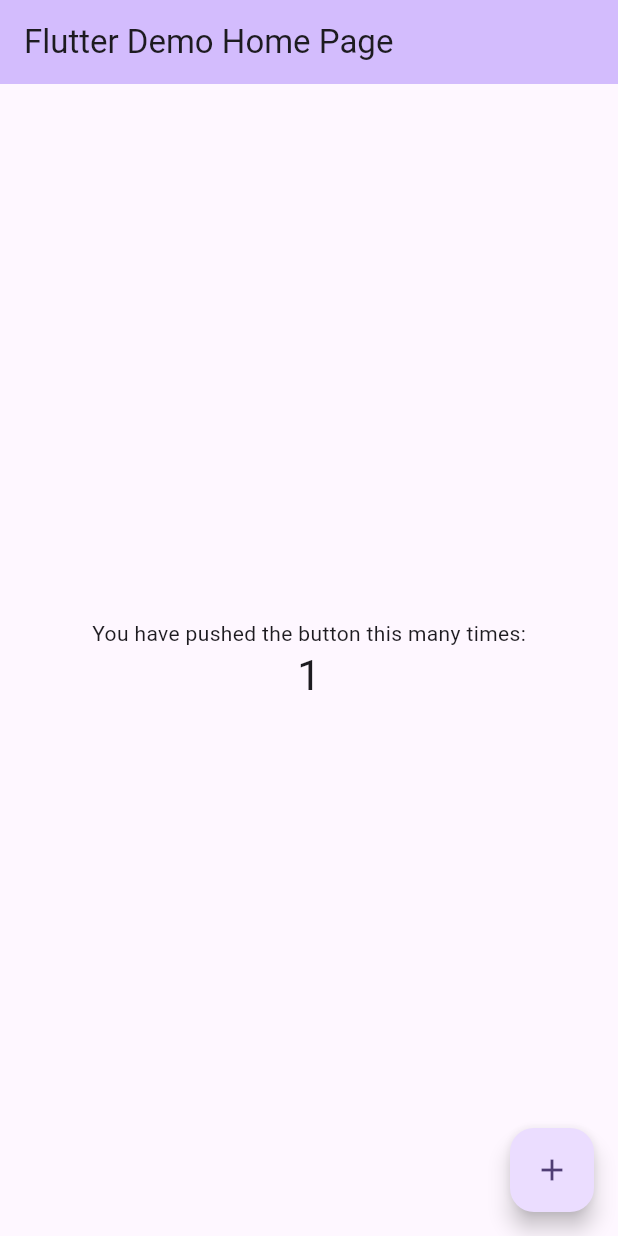
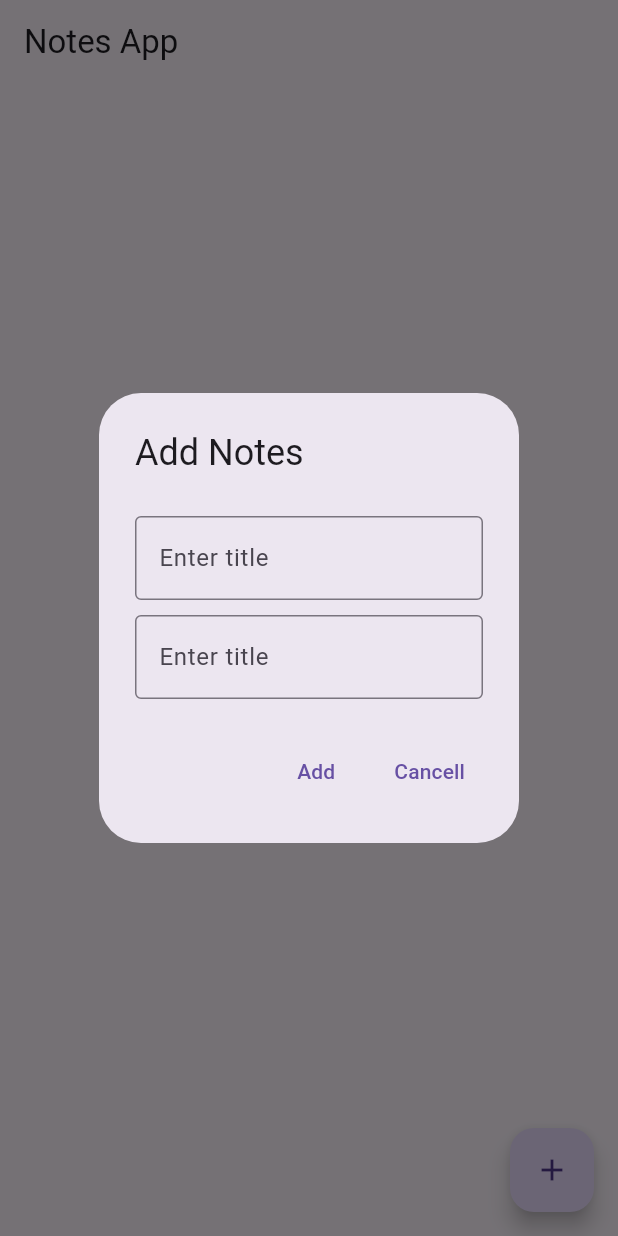
Before and after one commit to AbuRasel9/Hive-Note-App, a Flutter app: the screen it shows after launch, after a tap on the "add" icon, on a phone screen of 412 x 824 dp. Run offline on Flutter 3.47's test engine with Material 3 defaults, Android fonts, the phone set to English and light mode, and no system bars; our stand-ins replace hive, hive_flutter; accounts and stored records are empty.

Commit message:
hive user add and show done

```diff
--- /dev/null
+++ b/lib/boxes/boxes.dart
@@ -0,0 +1,6 @@
+import 'package:hive/hive.dart';
+import 'package:hive_note_app/models/notes_model.dart';
+
+class Boxes{
+  static Box<NotesModel>getData()=>Hive.box<NotesModel>("notes");
+}
--- /dev/null
+++ b/lib/home_screen.dart
@@ -0,0 +1,121 @@
+import 'package:flutter/material.dart';
+import 'package:hive/hive.dart';
+import 'package:hive_flutter/hive_flutter.dart';
+import 'package:hive_note_app/boxes/boxes.dart';
+import 'package:hive_note_app/models/notes_model.dart';
+
+class HomeScreen extends StatefulWidget {
+  const HomeScreen({super.key});
+
+  @override
+  State<HomeScreen> createState() => _HomeScreenState();
+}
+
+class _HomeScreenState extends State<HomeScreen> {
+  final titleController = TextEditingController();
+  final descriptionController = TextEditingController();
+
+  @override
+  Widget build(BuildContext context) {
+    return Scaffold(
+      floatingActionButton: FloatingActionButton(
+        onPressed: () {
+          _showDialog();
+        },
+        child: Icon(Icons.add),
+      ),
+      appBar: AppBar(
+        title: Text("Notes App"),
+      ),
+      body: ValueListenableBuilder<Box<NotesModel>>(
+        valueListenable:Boxes.getData().listenable() ,
+        builder: (context, box, _) {
+          final data=box.values.toList().cast<NotesModel>();
+          return ListView.builder(
+              itemCount: data.length,
+              itemBuilder: (context,index){
+            return Padding(
+              padding: const EdgeInsets.all(8.0),
+              child: Card(
+                child: ExpansionTile(
+                  trailing: SizedBox(),
+
+
+                    title: Text(data[index].title),
+                    subtitle: Text(data[index].description),
+                  children: [
+                    Row(
+                      mainAxisAlignment: MainAxisAlignment.spaceEvenly,
+                      children: [
+
+                        TextButton(onPressed: (){}, child: Text("Edit")),
+                        TextButton(onPressed: (){}, child: Text("Edit")),
+                      ],
+                    )
+                  ],
+
+                ),
+              ),
+            );
+          });
+        },
+      ),
+    );
+  }
+
+  Future<void> _showDialog() {
+    return showDialog(
+        context: context,
+        builder: (context) {
+          return AlertDialog(
+            title: Text("Add Notes"),
+            content: SingleChildScrollView(
+              child: Form(
+                child: Column(
+                  children: [
+                    SizedBox(
+                      height: 10,
+                    ),
+                    TextField(
+                      controller: titleController,
+                      decoration: InputDecoration(
+                          hintText: "Enter title",
+                          border: OutlineInputBorder()),
+                    ),
+                    SizedBox(
+                      height: 10,
+                    ),
+                    TextField(
+                      controller: descriptionController,
+                      decoration: InputDecoration(
+                          hintText: "Enter title",
+                          border: OutlineInputBorder()),
+                    ),
+                  ],
+                ),
+              ),
+            ),
+            actions: [
+              TextButton(
+                  onPressed: () {
+                    var data = NotesModel(
+                        title: titleController.text,
+                        description: descriptionController.text);
+                    final box = Boxes.getData();
+                    box.add(data);
+                    data.save();
+                    titleController.clear();
+                    descriptionController.clear();
+                    Navigator.pop(context);
+                  },
+                  child: Text("Add")),
+              TextButton(
+                  onPressed: () {
+                    Navigator.pop(context);
+                  },
+                  child: Text("Cancell")),
+            ],
+          );
+        });
+  }
+}
--- a/lib/main.dart
+++ b/lib/main.dart
@@ -1,5 +1,7 @@
+
 import 'package:flutter/material.dart';
 import 'package:hive_flutter/hive_flutter.dart';
+import 'package:hive_note_app/home_screen.dart';
 import 'package:hive_note_app/models/notes_model.dart';
 import 'package:path_provider/path_provider.dart';
 import 'package:hive/hive.dart';
@@ -16,119 +18,10 @@ Future<void> main() async {
 class MyApp extends StatelessWidget {
   const MyApp({super.key});
 
-  // This widget is the root of your application.
   @override
   Widget build(BuildContext context) {
     return MaterialApp(
-      title: 'Flutter Demo',
-      theme: ThemeData(
-        // This is the theme of your application.
-        //
-        // TRY THIS: Try running your application with "flutter run". You'll see
-        // the application has a blue toolbar. Then, without quitting the app,
-        // try changing the seedColor in the colorScheme below to Colors.green
-        // and then invoke "hot reload" (save your changes or press the "hot
-        // reload" button in a Flutter-supported IDE, or press "r" if you used
-        // the command line to start the app).
-        //
-        // Notice that the counter didn't reset back to zero; the application
-        // state is not lost during the reload. To reset the state, use hot
-        // restart instead.
-        //
-        // This works for code too, not just values: Most code changes can be
-        // tested with just a hot reload.
-        colorScheme: ColorScheme.fromSeed(seedColor: Colors.deepPurple),
-        useMaterial3: true,
-      ),
-      home: const MyHomePage(title: 'Flutter Demo Home Page'),
+      home: HomeScreen(),
     );
   }
 }
-
-class MyHomePage extends StatefulWidget {
-  const MyHomePage({super.key, required this.title});
-
-  // This widget is the home page of your application. It is stateful, meaning
-  // that it has a State object (defined below) that contains fields that affect
-  // how it looks.
-
-  // This class is the configuration for the state. It holds the values (in this
-  // case the title) provided by the parent (in this case the App widget) and
-  // used by the build method of the State. Fields in a Widget subclass are
-  // always marked "final".
-
-  final String title;
-
-  @override
-  State<MyHomePage> createState() => _MyHomePageState();
-}
-
-class _MyHomePageState extends State<MyHomePage> {
-  int _counter = 0;
-
-  void _incrementCounter() {
-    setState(() {
-      // This call to setState tells the Flutter framework that something has
-      // changed in this State, which causes it to rerun the build method below
-      // so that the display can reflect the updated values. If we changed
-      // _counter without calling setState(), then the build method would not be
-      // called again, and so nothing would appear to happen.
-      _counter++;
-    });
-  }
-
-  @override
-  Widget build(BuildContext context) {
-    // This method is rerun every time setState is called, for instance as done
-    // by the _incrementCounter method above.
-    //
-    // The Flutter framework has been optimized to make rerunning build methods
-    // fast, so that you can just rebuild anything that needs updating rather
-    // than having to individually change instances of widgets.
-    return Scaffold(
-      appBar: AppBar(
-        // TRY THIS: Try changing the color here to a specific color (to
-        // Colors.amber, perhaps?) and trigger a hot reload to see the AppBar
-        // change color while the other colors stay the same.
-        backgroundColor: Theme.of(context).colorScheme.inversePrimary,
-        // Here we take the value from the MyHomePage object that was created by
-        // the App.build method, and use it to set our appbar title.
-        title: Text(widget.title),
-      ),
-      body: Center(
-        // Center is a layout widget. It takes a single child and positions it
-        // in the middle of the parent.
-        child: Column(
-          // Column is also a layout widget. It takes a list of children and
-          // arranges them vertically. By default, it sizes itself to fit its
-          // children horizontally, and tries to be as tall as its parent.
-          //
-          // Column has various properties to control how it sizes itself and
-          // how it positions its children. Here we use mainAxisAlignment to
-          // center the children vertically; the main axis here is the vertical
-          // axis because Columns are vertical (the cross axis would be
-          // horizontal).
-          //
-          // TRY THIS: Invoke "debug painting" (choose the "Toggle Debug Paint"
-          // action in the IDE, or press "p" in the console), to see the
-          // wireframe for each widget.
-          mainAxisAlignment: MainAxisAlignment.center,
-          children: <Widget>[
-            const Text(
-              'You have pushed the button this many times:',
-            ),
-            Text(
-              '$_counter',
-              style: Theme.of(context).textTheme.headlineMedium,
-            ),
-          ],
-        ),
-      ),
-      floatingActionButton: FloatingActionButton(
-        onPressed: _incrementCounter,
-        tooltip: 'Increment',
-        child: const Icon(Icons.add),
-      ), // This trailing comma makes auto-formatting nicer for build methods.
-    );
-  }
-}
--- a/lib/models/notes_model.dart
+++ b/lib/models/notes_model.dart
@@ -2,7 +2,7 @@ import 'package:hive/hive.dart';
 part 'notes_model.g.dart';
 
 @HiveType(typeId: 0)
-class NotesModel{
+class NotesModel extends HiveObject{
   @HiveField(0)
   String title;
   @HiveField(1)
```
